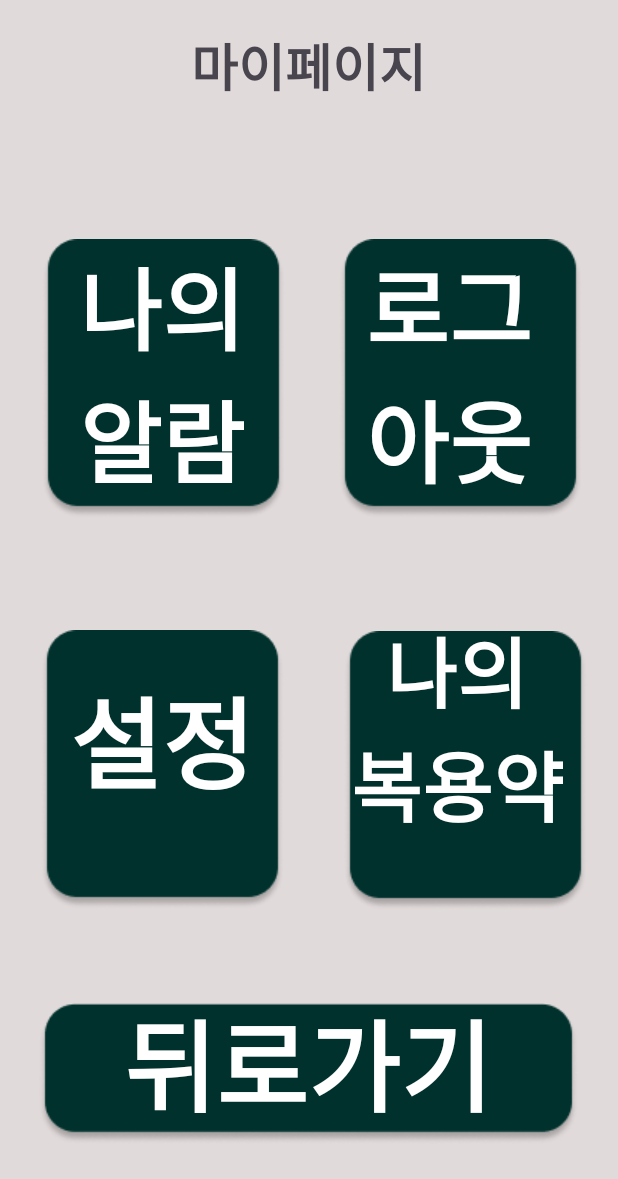
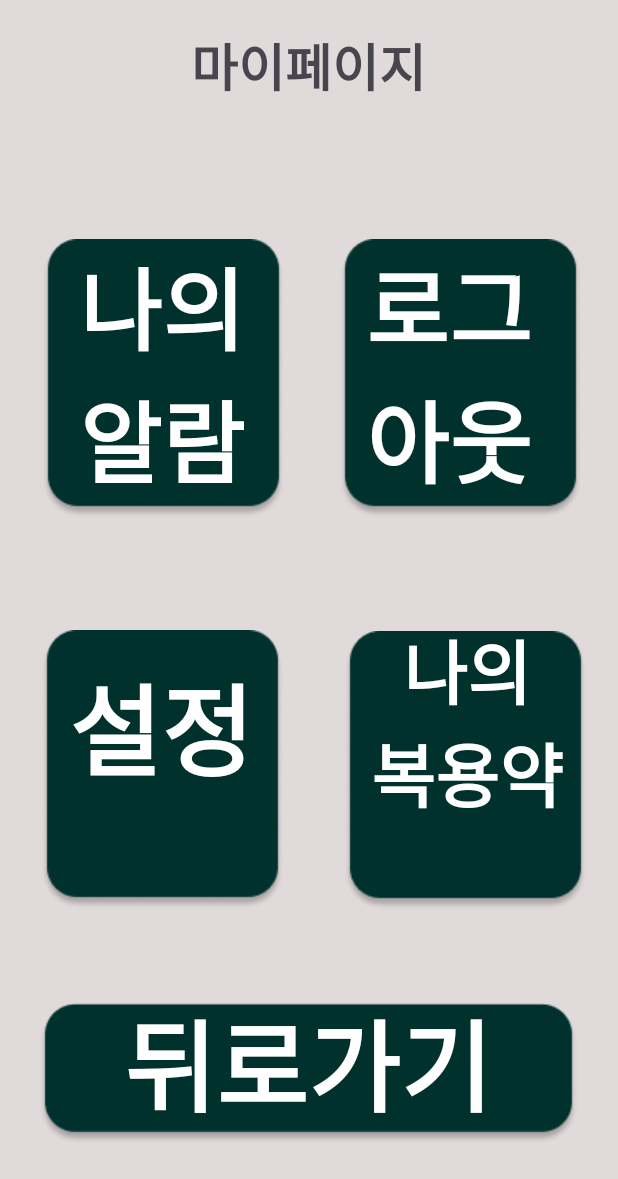
Before and after one commit to ju2hong/YouEye, an Android app: the MyPageActivity screen opened directly, with no data from a screen before it, on a phone screen of 412 x 824 dp. Shown: the top 1179 px of the screen. Run offline under Robolectric (Android 15) with nearby library versions, the phone set to English and light mode, and no system bars.

Commit message:
배경 드 수정

```diff
--- a/app/src/main/res/layout/activity_mypage.xml
+++ b/app/src/main/res/layout/activity_mypage.xml
@@ -131,14 +131,16 @@
         android:layout_width="wrap_content"
         android:layout_height="wrap_content"
         android:text="설정"
+        android:textAlignment="center"
+        android:textColor="@color/white"
         android:textSize="30pt"
         android:textStyle="bold"
-        android:textColor="@color/white"
-        android:textAlignment="center"
         app:layout_constraintBottom_toBottomOf="@+id/imageButton8"
         app:layout_constraintEnd_toEndOf="@+id/imageButton8"
+        app:layout_constraintHorizontal_bias="0.492"
         app:layout_constraintStart_toStartOf="@+id/imageButton8"
-        app:layout_constraintTop_toBottomOf="@+id/alBtton" />
+        app:layout_constraintTop_toBottomOf="@+id/alBtton"
+        app:layout_constraintVertical_bias="0.444" />
 
     <TextView
         android:id="@+id/textView17"
@@ -147,14 +149,14 @@
         android:text="나의\n복용약"
         android:textAlignment="center"
         android:textColor="@color/white"
-        android:textSize="23pt"
+        android:textSize="21pt"
         android:textStyle="bold"
         app:layout_constraintBottom_toBottomOf="@+id/imageButton9"
         app:layout_constraintEnd_toEndOf="@+id/imageButton9"
-        app:layout_constraintHorizontal_bias="0.433"
+        app:layout_constraintHorizontal_bias="0.53"
         app:layout_constraintStart_toEndOf="@+id/imageButton8"
         app:layout_constraintTop_toBottomOf="@+id/logoutBtton"
-        app:layout_constraintVertical_bias="0.428" />
+        app:layout_constraintVertical_bias="0.402" />
 
     <TextView
         android:id="@+id/textView18"
--- a/app/src/main/res/layout/activity_photo_result.xml
+++ b/app/src/main/res/layout/activity_photo_result.xml
@@ -4,7 +4,7 @@
     xmlns:tools="http://schemas.android.com/tools"
     android:layout_width="match_parent"
     android:layout_height="match_parent"
-    android:background="@drawable/layout_background"
+    android:background="#E1DADA"
     tools:context=".home.PhotoResultActivity">
 
     <!-- 선택한 이미지를 표시할 ImageView -->
--- a/app/src/main/res/layout/activity_settings.xml
+++ b/app/src/main/res/layout/activity_settings.xml
@@ -63,7 +63,6 @@
         app:layout_constraintVertical_bias="0.953"
         app:srcCompat="@drawable/backbutton"
         android:background="@android:color/transparent"
-        android:onClick="onBackButtonPressed"
         />
 
     <TextView
```
